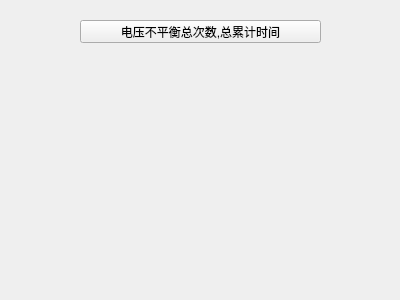
Before: the Qt Designer form SerialPortAssistant-master/SerialPortAssistant-master/event/voltageimbalance.ui in qq71838603/SerialPort-read9009, drawn with Qt 5.
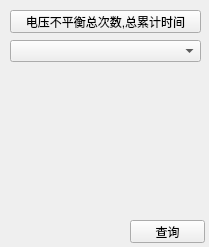
After: the same form once the commit is applied.

Commit message:
新增查询码,修正错误处理
1.9009电表更新错误码操作处理
2.修正零线电流,电网频率处理
3.新增电压不平衡总次数,总累计时间.电流不平衡总次数,总累计时间查询
组装10次电压不平衡记录以及10次电流不平衡记录查询,由于版本问题暂无返回数据.

Patch:
```diff
--- a/SerialPortAssistant-master/SerialPortAssistant-master/event/voltageimbalance.ui
+++ b/SerialPortAssistant-master/SerialPortAssistant-master/event/voltageimbalance.ui
@@ -6,8 +6,8 @@
    <rect>
     <x>0</x>
     <y>0</y>
-    <width>400</width>
-    <height>300</height>
+    <width>209</width>
+    <height>247</height>
    </rect>
   </property>
   <property name="windowTitle">
@@ -16,9 +16,9 @@
   <widget class="QPushButton" name="Avoltageimbalance">
    <property name="geometry">
     <rect>
-     <x>80</x>
-     <y>20</y>
-     <width>241</width>
+     <x>10</x>
+     <y>10</y>
+     <width>191</width>
      <height>23</height>
     </rect>
    </property>
@@ -26,6 +26,29 @@
     <string>电压不平衡总次数,总累计时间</string>
    </property>
   </widget>
+  <widget class="QPushButton" name="query_button">
+   <property name="geometry">
+    <rect>
+     <x>130</x>
+     <y>220</y>
+     <width>75</width>
+     <height>23</height>
+    </rect>
+   </property>
+   <property name="text">
+    <string>查询</string>
+   </property>
+  </widget>
+  <widget class="QComboBox" name="comboBox">
+   <property name="geometry">
+    <rect>
+     <x>10</x>
+     <y>40</y>
+     <width>191</width>
+     <height>22</height>
+    </rect>
+   </property>
+  </widget>
  </widget>
  <resources/>
  <connections/>
```
The commit also changes 8 other files.
